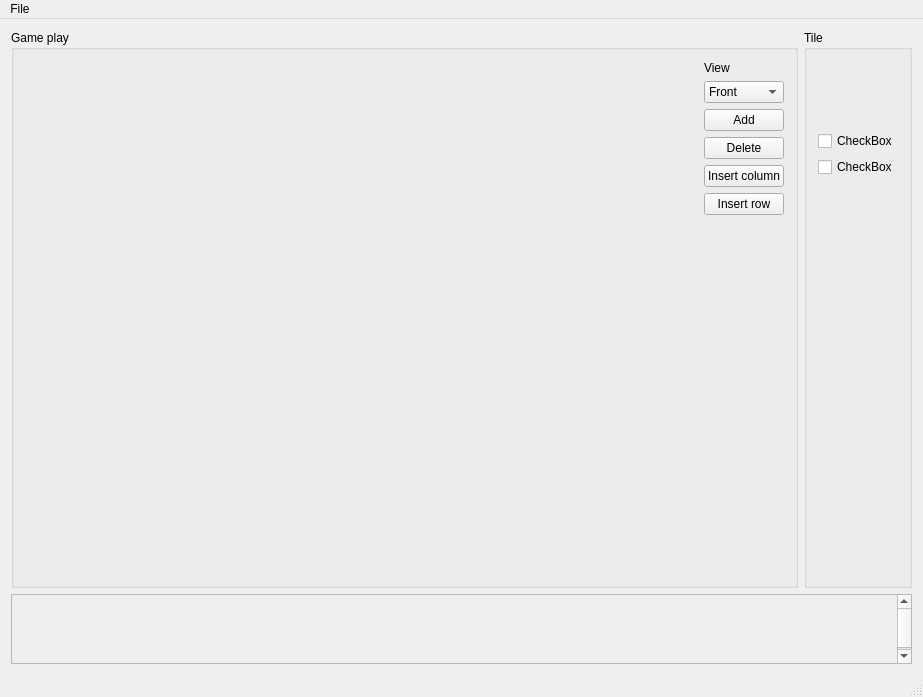
This is levelEdit/CMainWindow.ui in clebail/tilegame as Qt 5 draws it before an edit. The edited form follows.
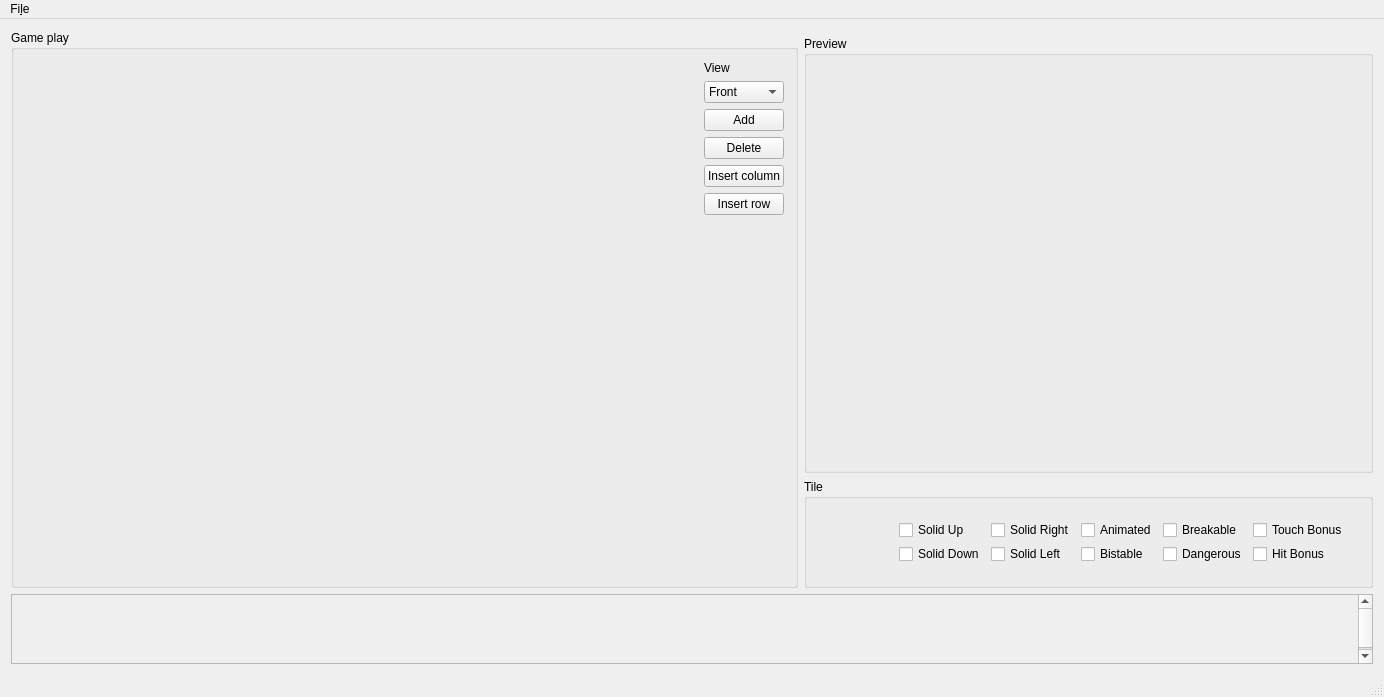
This is the edited form. Icons and pictures are not drawn. Custom widgets are drawn as their Qt base class.

Commit message: LevelEdit preview

What changed in the file:
```diff
--- a/levelEdit/CMainWindow.ui
+++ b/levelEdit/CMainWindow.ui
@@ -7,7 +7,7 @@
     <x>0</x>
     <y>0</y>
     <width>906</width>
-    <height>682</height>
+    <height>697</height>
    </rect>
   </property>
   <property name="windowTitle">
@@ -243,7 +243,7 @@
            <number>0</number>
           </property>
           <property name="topMargin">
-           <number>0</number>
+           <number>6</number>
           </property>
           <property name="rightMargin">
            <number>0</number>
@@ -251,15 +251,62 @@
           <property name="bottomMargin">
            <number>0</number>
           </property>
+          <item>
+           <widget class="QGroupBox" name="groupBox_2">
+            <property name="title">
+             <string>Preview</string>
+            </property>
+            <layout class="QVBoxLayout" name="verticalLayout_4">
+             <item>
+              <widget class="CWidgetPreview" name="wPreview" native="true">
+               <property name="sizePolicy">
+                <sizepolicy hsizetype="Preferred" vsizetype="Preferred">
+                 <horstretch>0</horstretch>
+                 <verstretch>0</verstretch>
+                </sizepolicy>
+               </property>
+              </widget>
+             </item>
+            </layout>
+           </widget>
+          </item>
           <item>
            <widget class="QGroupBox" name="gbTile">
+            <property name="sizePolicy">
+             <sizepolicy hsizetype="Preferred" vsizetype="Fixed">
+              <horstretch>0</horstretch>
+              <verstretch>0</verstretch>
+             </sizepolicy>
+            </property>
             <property name="title">
              <string>Tile</string>
             </property>
-            <layout class="QVBoxLayout" name="verticalLayout_2">
+            <layout class="QHBoxLayout" name="horizontalLayout_3">
              <item>
               <widget class="CWidgetTile" name="tileWidget" native="true">
                <property name="sizePolicy">
+                <sizepolicy hsizetype="Fixed" vsizetype="Fixed">
+                 <horstretch>0</horstretch>
+                 <verstretch>0</verstretch>
+                </sizepolicy>
+               </property>
+               <property name="minimumSize">
+                <size>
+                 <width>64</width>
+                 <height>64</height>
+                </size>
+               </property>
+               <property name="maximumSize">
+                <size>
+                 <width>16777215</width>
+                 <height>64</height>
+                </size>
+               </property>
+              </widget>
+             </item>
+             <item>
+              <widget class="QWidget" name="widget_6" native="true">
+               <property name="sizePolicy">
                 <sizepolicy hsizetype="Preferred" vsizetype="Fixed">
                  <horstretch>0</horstretch>
                  <verstretch>0</verstretch>
@@ -277,35 +324,153 @@
                  <height>64</height>
                 </size>
                </property>
+               <layout class="QGridLayout" name="gridLayout_2">
+                <item row="1" column="2">
+                 <widget class="QCheckBox" name="checkBox_6">
+                  <property name="enabled">
+                   <bool>true</bool>
+                  </property>
+                  <property name="text">
+                   <string>Bistable</string>
+                  </property>
+                  <property name="checkable">
+                   <bool>false</bool>
+                  </property>
+                 </widget>
+                </item>
+                <item row="0" column="1">
+                 <widget class="QCheckBox" name="checkBox_2">
+                  <property name="enabled">
+                   <bool>true</bool>
+                  </property>
+                  <property name="text">
+                   <string>Solid Right</string>
+                  </property>
+                  <property name="checkable">
+                   <bool>false</bool>
+                  </property>
+                 </widget>
+                </item>
+                <item row="1" column="0">
+                 <widget class="QCheckBox" name="checkBox_3">
+                  <property name="enabled">
+                   <bool>true</bool>
+                  </property>
+                  <property name="text">
+                   <string>Solid Down</string>
+                  </property>
+                  <property name="checkable">
+                   <bool>false</bool>
+                  </property>
+                 </widget>
+                </item>
+                <item row="0" column="3">
+                 <widget class="QCheckBox" name="checkBox_7">
+                  <property name="enabled">
+                   <bool>true</bool>
+                  </property>
+                  <property name="text">
+                   <string>Breakable</string>
+                  </property>
+                  <property name="checkable">
+                   <bool>false</bool>
+                  </property>
+                 </widget>
+                </item>
+                <item row="2" column="0">
+                 <spacer name="verticalSpacer">
+                  <property name="orientation">
+                   <enum>Qt::Vertical</enum>
+                  </property>
+                  <property name="sizeHint" stdset="0">
+                   <size>
+                    <width>20</width>
+                    <height>40</height>
+                   </size>
+                  </property>
+                 </spacer>
+                </item>
+                <item row="1" column="1">
+                 <widget class="QCheckBox" name="checkBox_4">
+                  <property name="enabled">
+                   <bool>true</bool>
+                  </property>
+                  <property name="text">
+                   <string>Solid Left</string>
+                  </property>
+                  <property name="checkable">
+                   <bool>false</bool>
+                  </property>
+                 </widget>
+                </item>
+                <item row="1" column="3">
+                 <widget class="QCheckBox" name="checkBox_8">
+                  <property name="enabled">
+                   <bool>true</bool>
+                  </property>
+                  <property name="text">
+                   <string>Dangerous</string>
+                  </property>
+                  <property name="checkable">
+                   <bool>false</bool>
+                  </property>
+                 </widget>
+                </item>
+                <item row="0" column="2">
+                 <widget class="QCheckBox" name="checkBox_5">
+                  <property name="enabled">
+                   <bool>true</bool>
+                  </property>
+                  <property name="text">
+                   <string>Animated</string>
+                  </property>
+                  <property name="checkable">
+                   <bool>false</bool>
+                  </property>
+                 </widget>
+                </item>
+                <item row="0" column="0">
+                 <widget class="QCheckBox" name="checkBox">
+                  <property name="enabled">
+                   <bool>true</bool>
+                  </property>
+                  <property name="text">
+                   <string>Solid Up</string>
+                  </property>
+                  <property name="checkable">
+                   <bool>false</bool>
+                  </property>
+                 </widget>
+                </item>
+                <item row="0" column="4">
+                 <widget class="QCheckBox" name="checkBox_9">
+                  <property name="enabled">
+                   <bool>true</bool>
+                  </property>
+                  <property name="text">
+                   <string>Touch Bonus</string>
+                  </property>
+                  <property name="checkable">
+                   <bool>false</bool>
+                  </property>
+                 </widget>
+                </item>
+                <item row="1" column="4">
+                 <widget class="QCheckBox" name="checkBox_10">
+                  <property name="enabled">
+                   <bool>true</bool>
+                  </property>
+                  <property name="text">
+                   <string>Hit Bonus</string>
+                  </property>
+                  <property name="checkable">
+                   <bool>false</bool>
+                  </property>
+                 </widget>
+                </item>
+               </layout>
               </widget>
              </item>
-             <item>
-              <widget class="QCheckBox" name="checkBox">
-               <property name="text">
-                <string>CheckBox</string>
-               </property>
-              </widget>
-             </item>
-             <item>
-              <widget class="QCheckBox" name="checkBox_2">
-               <property name="text">
-                <string>CheckBox</string>
-               </property>
-              </widget>
-             </item>
-             <item>
-              <spacer name="verticalSpacer">
-               <property name="orientation">
-                <enum>Qt::Vertical</enum>
-               </property>
-               <property name="sizeHint" stdset="0">
-                <size>
-                 <width>20</width>
-                 <height>40</height>
-                </size>
-               </property>
-              </spacer>
-             </item>
             </layout>
            </widget>
           </item>
@@ -340,12 +505,12 @@
      <x>0</x>
      <y>0</y>
      <width>906</width>
-     <height>18</height>
+     <height>29</height>
     </rect>
    </property>
    <widget class="QMenu" name="menuFile">
     <property name="title">
-     <string>File</string>
+     <string>Fi&amp;le</string>
     </property>
     <addaction name="actOpen"/>
     <addaction name="actSave"/>
@@ -395,6 +560,12 @@
    <header>CWidgetGamePlay.h</header>
    <container>1</container>
   </customwidget>
+  <customwidget>
+   <class>CWidgetPreview</class>
+   <extends>QWidget</extends>
+   <header>CWidgetPreview.h</header>
+   <container>1</container>
+  </customwidget>
  </customwidgets>
  <resources>
   <include location="leveledit.qrc"/>
```
Left out of the diff: 8 changed lines with no effect on the pictures. The commit also changes 6 other files.
